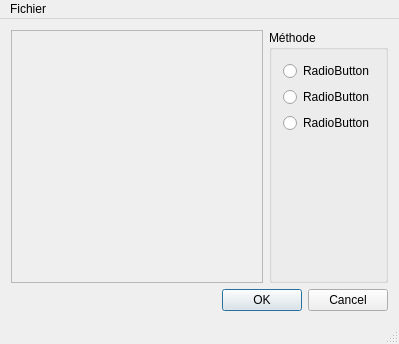
Lorette/Lorette, file src/mainwindow.ui: the form before one commit.
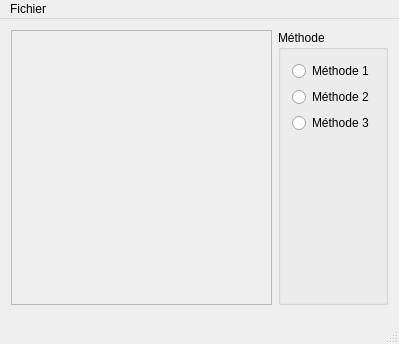
The form after the commit.

The edit to the form file:
```diff
--- a/src/mainwindow.ui
+++ b/src/mainwindow.ui
@@ -25,8 +25,8 @@
         <rect>
          <x>0</x>
          <y>0</y>
-         <width>271</width>
-         <height>257</height>
+         <width>279</width>
+         <height>280</height>
         </rect>
        </property>
       </widget>
@@ -38,7 +38,7 @@
        <enum>Qt::Horizontal</enum>
       </property>
       <property name="standardButtons">
-       <set>QDialogButtonBox::Cancel|QDialogButtonBox::Ok</set>
+       <set>QDialogButtonBox::NoButton</set>
       </property>
      </widget>
     </item>
@@ -48,24 +48,24 @@
        <string>Méthode</string>
       </property>
       <layout class="QVBoxLayout" name="verticalLayout">
+       <item>
+        <widget class="QRadioButton" name="radioButton">
+         <property name="text">
+          <string>Méthode 1</string>
+         </property>
+        </widget>
+       </item>
        <item>
         <widget class="QRadioButton" name="radioButton_2">
          <property name="text">
-          <string>RadioButton</string>
+          <string>Méthode 2</string>
          </property>
         </widget>
        </item>
        <item>
         <widget class="QRadioButton" name="radioButton_3">
          <property name="text">
-          <string>RadioButton</string>
-         </property>
-        </widget>
-       </item>
-       <item>
-        <widget class="QRadioButton" name="radioButton">
-         <property name="text">
-          <string>RadioButton</string>
+          <string>Méthode 3</string>
          </property>
         </widget>
        </item>
```
Left out of the diff: 18 changed lines with no effect on the pictures.
